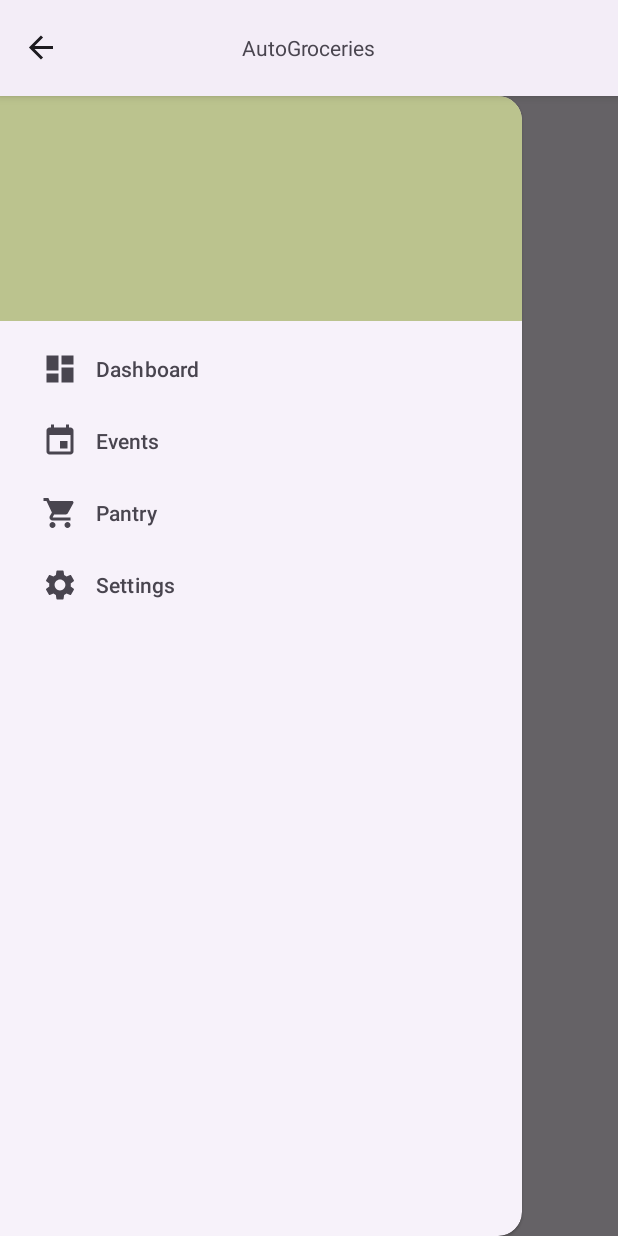
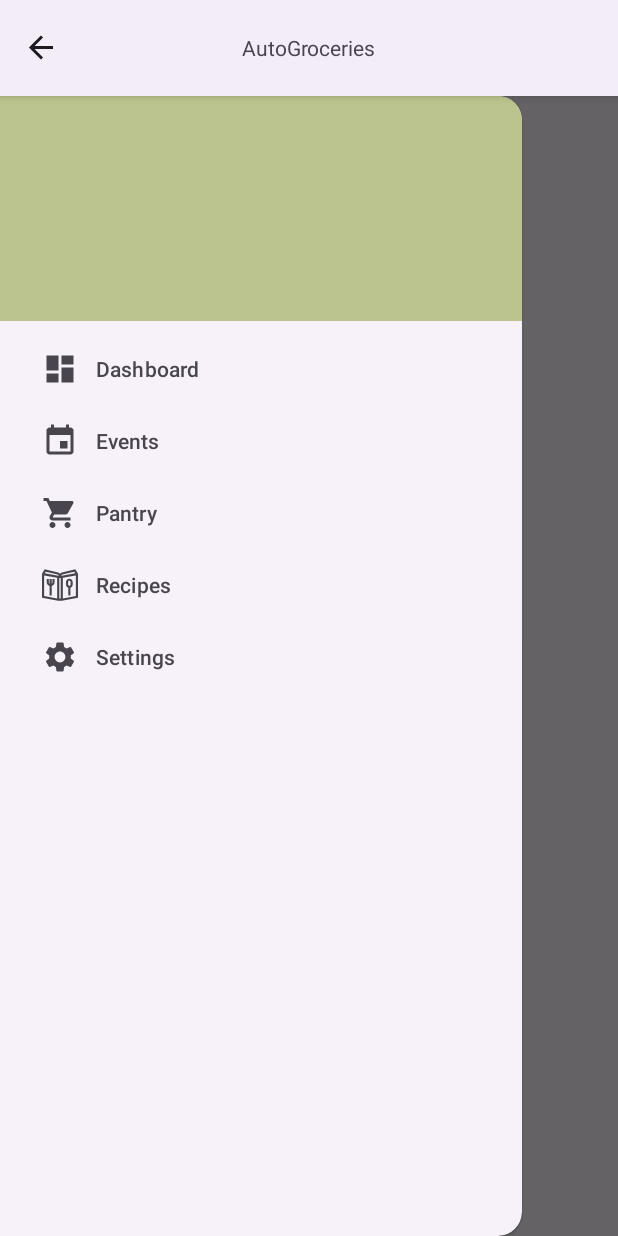
Before and after one commit to AryamanPatra/DUH3v1_GroceriesManagement, an Android app: the screen it shows after launch (MainActivity), with the side drawer open, on a phone screen of 412 x 824 dp. Run offline under Robolectric (Android 15) with nearby library versions, the phone set to English and light mode, and no system bars; our stand-ins replace Firebase (no records; nobody signed in at launch, a user with empty details on screens opened directly); Roboto replaces fonts that are not available here.

Commit message:
Changed Recipe.kt and added RecipeFragment

```diff
--- a/app/src/main/java/com/example/duh3v1/ui/elements/MainActivity.kt
+++ b/app/src/main/java/com/example/duh3v1/ui/elements/MainActivity.kt
@@ -53,6 +53,10 @@ class MainActivity : AppCompatActivity() {
                     Toast.makeText(this, "Pantry", Toast.LENGTH_SHORT).show()
                 }
                 R.id.navMenuId4 -> {
+                    replaceFragment(RecipeFragment())
+                    Toast.makeText(this, "Recipes", Toast.LENGTH_SHORT).show()
+                }
+                R.id.navMenuId5 -> {
                     replaceFragment(SettingsFragment())
                     Toast.makeText(this, "Settings", Toast.LENGTH_SHORT).show()
                 }
--- /dev/null
+++ b/app/src/main/res/drawable/recipe.xml
@@ -0,0 +1,15 @@
+<vector xmlns:android="http://schemas.android.com/apk/res/android"
+    android:width="800dp"
+    android:height="800dp"
+    android:viewportWidth="512"
+    android:viewportHeight="512">
+  <path
+      android:pathData="M148.49,171.78l-0,44.63c0,8.03 -2.29,14.56 -6.61,18.88c-1.09,1.09 -2.32,2.05 -3.68,2.87v-66.38h-30.42v66.38c-1.36,-0.83 -2.58,-1.78 -3.67,-2.87c-4.33,-4.33 -6.61,-10.85 -6.61,-18.88v-44.63H67.08v44.62c-0,16.27 5.37,30.24 15.52,40.39c6.82,6.82 15.37,11.47 25.18,13.8v133.59h30.42V270.6c9.81,-2.32 18.36,-6.97 25.18,-13.8c10.15,-10.15 15.52,-24.12 15.52,-40.39l0,-44.63L148.49,171.78z"
+      android:fillColor="#000000"/>
+  <path
+      android:pathData="M389.01,166.71c-26.39,0 -47.87,21.47 -47.87,47.86v35.68c0,21.08 13.7,39 32.66,45.37v108.56h30.42V295.63c18.96,-6.37 32.66,-24.3 32.65,-45.37l0,-35.69C436.87,188.18 415.4,166.71 389.01,166.71zM406.46,250.26c0,9.62 -7.83,17.45 -17.45,17.45c-9.62,-0 -17.45,-7.83 -17.45,-17.45v-35.68c0,-9.62 7.83,-17.45 17.45,-17.45c9.62,0 17.45,7.83 17.45,17.44L406.46,250.26z"
+      android:fillColor="#000000"/>
+  <path
+      android:pathData="M473.75,31.89L297.38,74.6C278.98,78.82 265.42,85.97 256,96.44c-9.42,-10.48 -22.98,-17.63 -41.38,-21.84L38.25,31.89L0,96.78v340.45l227.98,42.62l1.38,0.26h53.27L512,437.23V96.78L473.75,31.89zM215.56,446.59L30.42,411.98V119.24l185.15,34.61V446.59zM232.18,126.02L39.32,89.96l13.68,-23.21l154.55,37.43l0.2,0.05c19.01,4.34 27.52,11.67 30.97,21.78H232.18zM266.02,449.69h-20.03V156.43h20.03V449.69zM279.82,126.02h-6.54c3.44,-10.12 11.95,-17.44 30.97,-21.78l154.75,-37.48l13.68,23.21L279.82,126.02zM481.58,411.98l-185.15,34.61V153.85l185.15,-34.61V411.98z"
+      android:fillColor="#000000"/>
+</vector>
--- a/app/src/main/res/menu/nav_drawer_menu.xml
+++ b/app/src/main/res/menu/nav_drawer_menu.xml
@@ -17,6 +17,11 @@
         />
     <item
         android:id="@+id/navMenuId4"
+        android:title="Recipes"
+        android:icon="@drawable/recipe"
+        />
+    <item
+        android:id="@+id/navMenuId5"
         android:title="Settings"
         android:icon="@drawable/baseline_settings_24"
         />
```
Also changed, not shown: app/src/main/java/com/example/duh3v1/data/models/FoodEvent.kt (+3 -5 lines), app/src/main/java/com/example/duh3v1/data/models/Recipe.kt (+11 -3 lines), app/src/main/java/com/example/duh3v1/ui/elements/RecipeFragment.kt (added, +60 -0 lines), app/src/main/res/layout/fragment_recipe.xml (added, +14 -0 lines).
